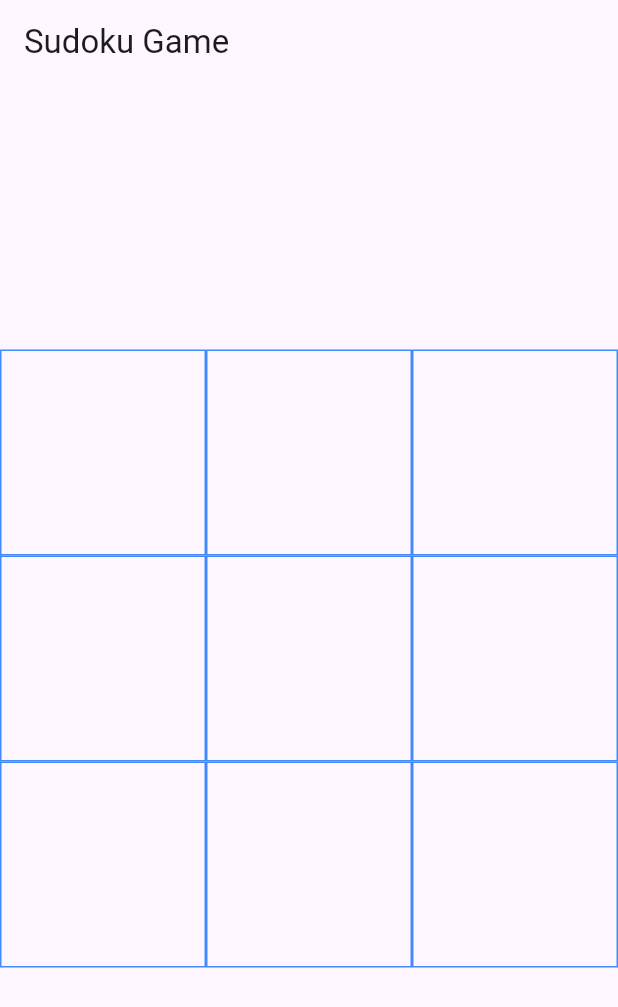
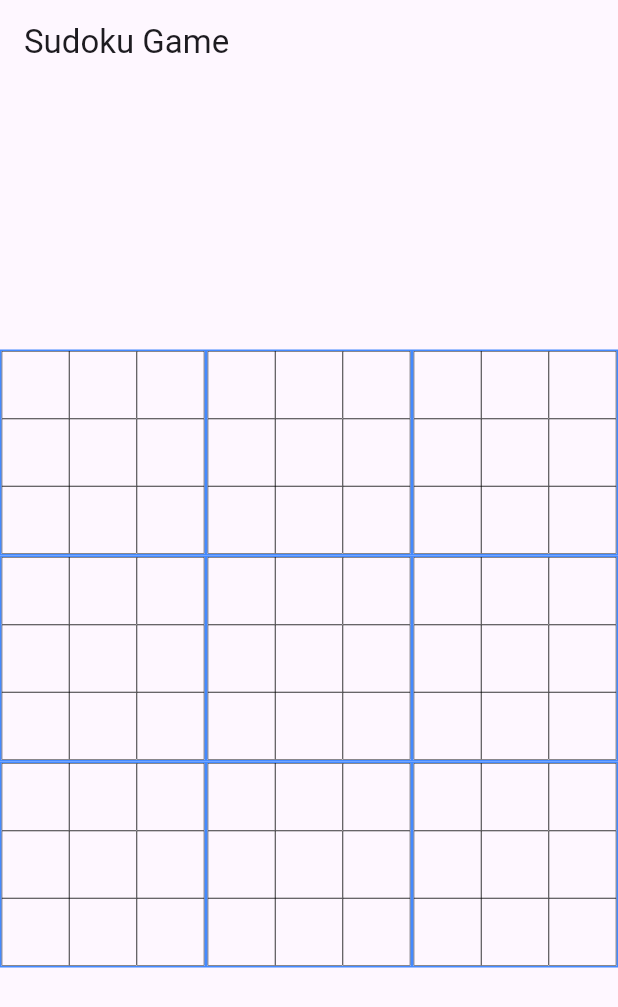
Before and after one commit to MNassimM/flutter-sudoku, a Flutter app: the screen it shows after launch, on a phone screen of 412 x 824 dp. Shown: the top 1007 px of the screen. Run offline on Flutter 3.47's test engine with Material 3 defaults, Android fonts, the phone set to English and light mode, and no system bars.

Commit message:
Resolves 2

```diff
--- /dev/null
+++ b/lib/box.dart
@@ -0,0 +1,28 @@
+import 'package:flutter/material.dart';
+
+class Box extends StatelessWidget {
+  final double boxSize;
+
+  const Box({Key? key, required this.boxSize}) : super(key: key);
+
+  @override
+  Widget build(BuildContext context) {
+    return Column(
+      mainAxisAlignment: MainAxisAlignment.center,
+      children: List.generate(3, (row) {
+        return Row(
+          mainAxisAlignment: MainAxisAlignment.center,
+          children: List.generate(3, (col) {
+            return Container(
+              width: boxSize/3 -1,
+              height: boxSize/3 -1,
+              decoration: BoxDecoration(
+                border: Border.all(color: Colors.black, width: 0.3),
+              ),
+            );
+          }),
+        );
+      }),
+    );
+  }
+}
--- a/lib/game.dart
+++ b/lib/game.dart
@@ -1,16 +1,8 @@
 import 'package:flutter/material.dart';
+import 'package:sudoku_starter/box.dart';
 
 class Game extends StatefulWidget {
   const Game({Key? key, required this.title}) : super(key: key);
-
-  // This widget is the home page of your application. It is stateful, meaning
-  // that it has a State object (defined below) that contains fields that affect
-  // how it looks.
-
-  // This class is the configuration for the state. It holds the values (in this
-  // case the title) provided by the parent (in this case the App widget) and
-  // used by the build method of the State. Fields in a Widget subclass are
-  // always marked "final".
 
   final String title;
 
@@ -19,18 +11,6 @@ class Game extends StatefulWidget {
 }
 
 class _GameState extends State<Game> {
-  int _counter = 0;
-
-  void _incrementCounter() {
-    setState(() {
-      // This call to setState tells the Flutter framework that something has
-      // changed in this State, which causes it to rerun the build method below
-      // so that the display can reflect the updated values. If we changed
-      // _counter without calling setState(), then the build method would not be
-      // called again, and so nothing would appear to happen.
-      _counter++;
-    });
-  }
 
   @override
   Widget build(BuildContext context) {
@@ -54,6 +34,7 @@ class _GameState extends State<Game> {
                 width: boxSize,
                 height: boxSize,
                 decoration: BoxDecoration(border: Border.all(color: Colors.blueAccent)),
+                child: Box(boxSize: boxSize),
               );
             })
           ),
```
